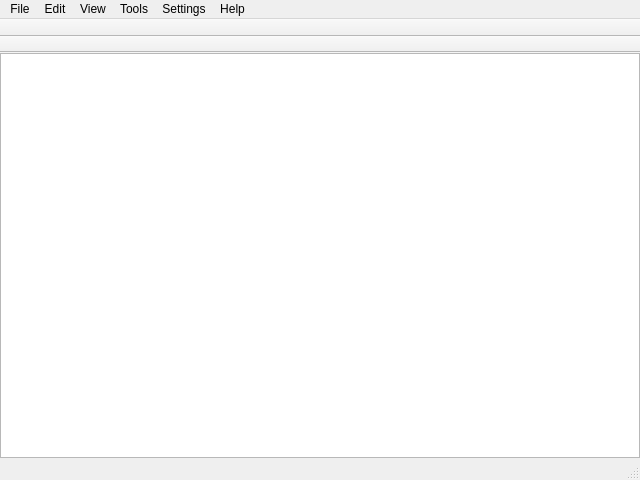
Old version of the form data/mainwindow.ui in the repository ksharindam/chemcanvas.
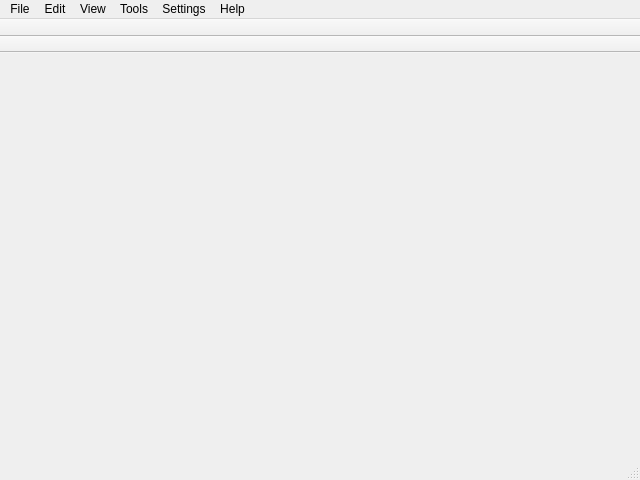
New version of the form. Icons and pictures are not drawn.

Commit message: add multi-tab support

The edit to the form file:
```diff
--- a/data/mainwindow.ui
+++ b/data/mainwindow.ui
@@ -21,20 +21,16 @@
     <property name="spacing">
      <number>0</number>
     </property>
-    <item row="1" column="1">
-     <widget class="QGraphicsView" name="graphicsView">
-      <property name="alignment">
-       <set>Qt::AlignCenter</set>
+    <item row="2" column="1">
+     <widget class="QTabWidget" name="tabWidget">
+      <property name="documentMode">
+       <bool>true</bool>
       </property>
-     </widget>
-    </item>
-    <item row="1" column="2">
-     <widget class="QFrame" name="rightFrame">
-      <property name="frameShape">
-       <enum>QFrame::StyledPanel</enum>
+      <property name="tabsClosable">
+       <bool>true</bool>
       </property>
-      <property name="frameShadow">
-       <enum>QFrame::Raised</enum>
+      <property name="movable">
+       <bool>true</bool>
       </property>
      </widget>
     </item>
```
Left out of the diff: 27 changed lines with no effect on the pictures. The commit also changes 4 other files.
